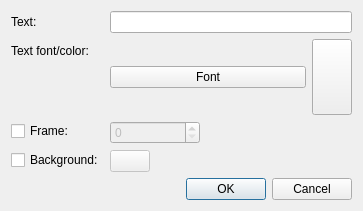
First picture: the form in src/pythonGui/karabogui/dialogs/ui/textdialog.ui, repository European-XFEL/Karabo, before the edit.
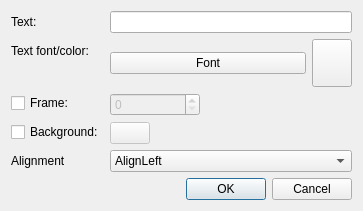
Second picture: the form after the edit.

Commit message: GUI: Add horizontal alignment to label widgets

What changed in the file:
```diff
--- a/src/pythonGui/karabogui/dialogs/ui/textdialog.ui
+++ b/src/pythonGui/karabogui/dialogs/ui/textdialog.ui
@@ -139,6 +139,32 @@
        </property>
       </widget>
      </item>
+     <item row="5" column="0">
+      <widget class="QLabel" name="laAlignment">
+       <property name="text">
+        <string>Alignment</string>
+       </property>
+      </widget>
+     </item>
+     <item row="5" column="1">
+      <widget class="QComboBox" name="cbAlignment">
+       <item>
+        <property name="text">
+         <string>AlignLeft</string>
+        </property>
+       </item>
+       <item>
+        <property name="text">
+         <string>AlignRight</string>
+        </property>
+       </item>
+       <item>
+        <property name="text">
+         <string>AlignHCenter</string>
+        </property>
+       </item>
+      </widget>
+     </item>
     </layout>
    </item>
    <item>
```
The commit also changes 5 other files.
